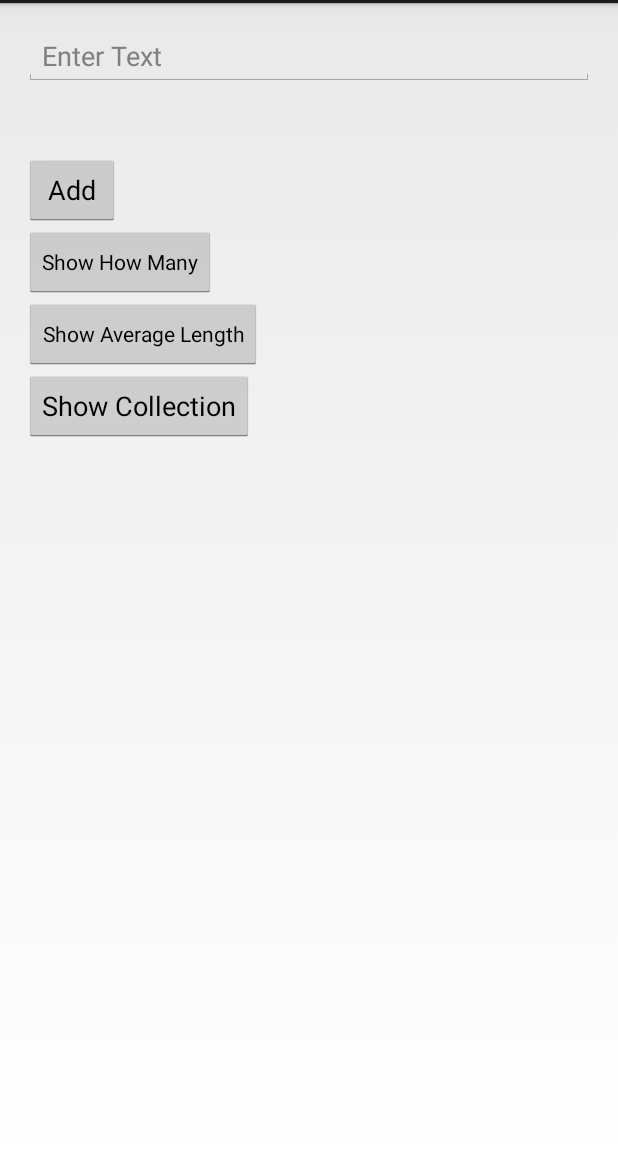
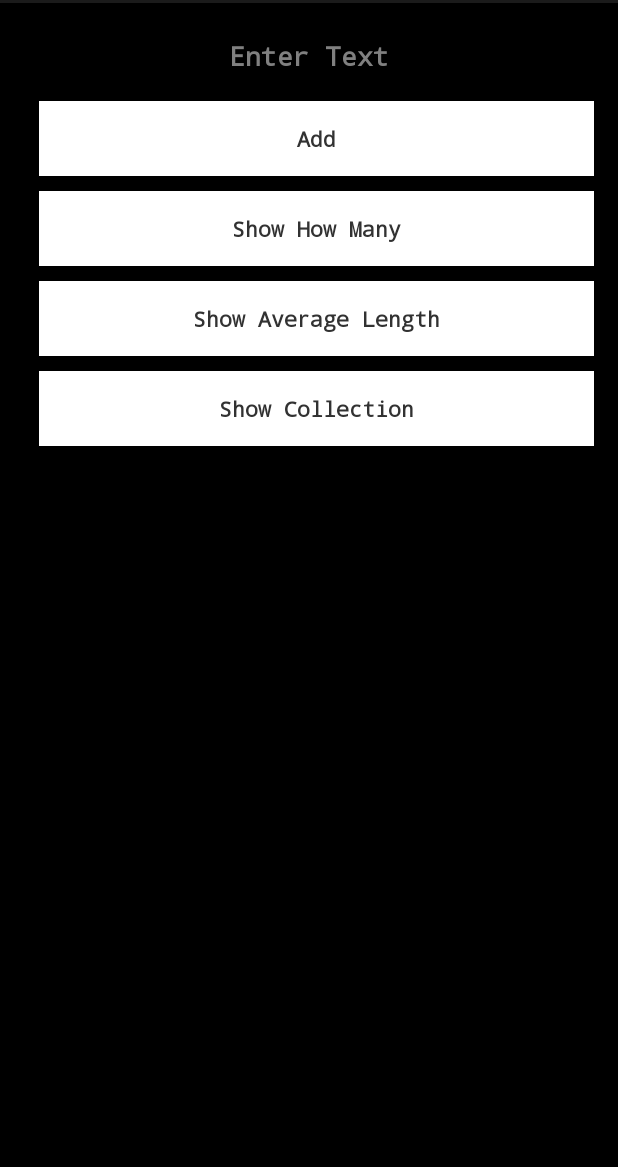
Before and after one commit to b79789/Java-1, an Android app: the screen it shows after launch (MyActivity), on a phone screen of 412 x 824 dp, the part 69-1236 px from its top. Run offline under Robolectric (Android 15) with nearby library versions, the light colour scheme and no system bars.

Commit message:
Added Functional Changes requested
Functional Changes

Make the AlertDialog being used in this app have two buttons “OK” and
“Remove”. If the user clicks OK, simply dismiss the dialog. If the
users clicks “Remove” then remove the shown text from the data
collection.

Make all static (non-user entered) application text support both
English (en_US) and Spanish (es_US). Use Google Translate to obtain
Spanish strings if needed.

Cosmetic Changes

Change the background color of the app to black. Change all text to be
bold.

Change all Button controls to be TextView controls instead. Make their
background White.

```diff
--- a/Java1Project1/app/src/main/java/com/brianstacks/java1project1/MyActivity.java
+++ b/Java1Project1/app/src/main/java/com/brianstacks/java1project1/MyActivity.java
@@ -1,3 +1,7 @@
+/*Brian Stacks
+ 9-9-2014
+ Java-1 Mr.Story
+*/
 package com.brianstacks.java1project1;
 
 import android.app.Activity;
@@ -5,10 +9,12 @@ import android.app.AlertDialog;
 import android.content.DialogInterface;
 import android.content.Intent;
 import android.os.Bundle;
+import android.util.Log;
 import android.view.Menu;
 import android.view.MenuItem;
 import android.view.View;
 import android.widget.EditText;
+import android.widget.TextView;
 import android.widget.Toast;
 import java.util.ArrayList;
 import java.util.HashSet;
@@ -25,7 +31,20 @@ public static final List<String> newList = new ArrayList<String>(new HashSet<Str
     protected void onCreate(Bundle savedInstanceState) {
         super.onCreate(savedInstanceState);
         setContentView(R.layout.activity_my);
+        final TextView txtView = (TextView) findViewById(R.id.myButton);
+        final TextView txtView2 = (TextView) findViewById(R.id.button);
+        final TextView txtView3 = (TextView) findViewById(R.id.ShowButton2);
+        final TextView txtView4 = (TextView) findViewById(R.id.button2);
+        txtView.setBackgroundResource(R.color.white);
+        txtView2.setBackgroundResource(R.color.white);
+        txtView3.setBackgroundResource(R.color.white);
+        txtView4.setBackgroundResource(R.color.white);
+
+
     }
+
+
+
 
 
     // function to get the user input with no duplicates or empty strings
@@ -104,7 +123,20 @@ public static final List<String> newList = new ArrayList<String>(new HashSet<Str
                 .setMessage(newList.toString())
                 .setPositiveButton(android.R.string.yes, new DialogInterface.OnClickListener() {
                     public void onClick(DialogInterface dialog, int which) {
-                        // continue with delete
+
+                    }
+                })
+                .setNegativeButton("Remove Last", new DialogInterface.OnClickListener() {
+                    public void onClick(DialogInterface dialog, int which) {
+                        // what to do when cancel is hit
+                        if (newList.size() == 0) {
+                            //do something here
+                            reload();
+
+                        } else {
+                            newList.remove((newList.size() - 1));
+                        }
+
                     }
                 })
                 .setIcon(android.R.drawable.ic_dialog_alert)
@@ -112,6 +144,9 @@ public static final List<String> newList = new ArrayList<String>(new HashSet<Str
 
 
     }
+
+
+
     @Override
     public boolean onCreateOptionsMenu(Menu menu) {
         // Inflate the menu; this adds items to the action bar if it is present.
--- a/Java1Project1/app/src/main/res/layout/activity_my.xml
+++ b/Java1Project1/app/src/main/res/layout/activity_my.xml
@@ -6,10 +6,14 @@
     android:paddingRight="@dimen/activity_horizontal_margin"
     android:paddingTop="@dimen/activity_vertical_margin"
     android:paddingBottom="@dimen/activity_vertical_margin"
+    android:background="@android:color/black"
+    android:typeface="monospace"
+    android:textStyle="bold"
     tools:context=".MyActivity">
 
     <EditText
         android:inputType="text"
+        android:gravity="center"
         android:hint="@string/editText_hint"
         android:layout_width="wrap_content"
         android:layout_height="wrap_content"
@@ -17,54 +21,78 @@
         android:layout_alignParentRight="true"
         android:layout_alignParentEnd="true"
         android:layout_alignParentLeft="true"
-        android:layout_alignParentStart="true" />
+        android:layout_alignParentStart="true"
+        android:typeface="monospace"
+        android:textStyle="bold"/>
 
-    <Button
-        android:layout_width="wrap_content"
-        android:layout_height="wrap_content"
+    <TextView
+        android:layout_width="match_parent"
+        android:layout_height="50dp"
+        android:gravity="center"
+        android:layout_marginTop="10dp"
+        android:layout_marginLeft="10dp"
+        android:layout_marginStart="10dp"
         android:id="@+id/myButton"
         android:text="@string/Add"
-        android:layout_marginTop="45dp"
         android:onClick="onButtonClick"
+        android:clickable="true"
+        android:typeface="monospace"
+        android:textStyle="bold"
         android:layout_below="@+id/myEditText"
         android:layout_alignParentLeft="true"
-        android:layout_alignParentStart="true" />
+        android:layout_alignParentStart="true"/>
 
-    <Button
-        style="?android:attr/buttonStyleSmall"
-        android:layout_width="wrap_content"
-        android:layout_height="wrap_content"
+    <TextView
+        android:layout_width="match_parent"
+        android:layout_height="50dp"
+        android:gravity="center"
+        android:layout_marginTop="10dp"
+        android:layout_marginLeft="10dp"
+        android:layout_marginStart="10dp"
         android:text="@string/Show"
         android:id="@+id/button"
-        android:layout_toEndOf="@+id/myButton"
-        android:layout_toRightOf="@+id/myButton"
         android:onClick="onButtonClick2"
+        android:clickable="true"
+        android:typeface="monospace"
+        android:textStyle="bold"
+        android:layout_alignParentStart="true"
         android:layout_below="@+id/myButton"
-        android:layout_alignParentLeft="true"
-        android:layout_alignParentStart="true" />
+        android:layout_alignParentLeft="true" />
 
-    <Button
-        style="?android:attr/buttonStyleSmall"
+    <TextView
+        android:layout_width="match_parent"
+        android:layout_height="50dp"
+        android:gravity="center"
+        android:layout_marginTop="10dp"
+        android:layout_marginLeft="10dp"
+        android:layout_marginStart="10dp"
         android:text="@string/Show2"
-        android:layout_width="wrap_content"
-        android:layout_height="wrap_content"
         android:id="@+id/ShowButton2"
         android:onClick="mathFunction"
-        android:layout_toEndOf="@+id/button"
-        android:layout_toRightOf="@+id/button"
+        android:clickable="true"
+        android:typeface="monospace"
+        android:textStyle="bold"
+        android:layout_alignParentStart="true"
         android:layout_below="@+id/button"
-        android:layout_alignParentLeft="true"
-        android:layout_alignParentStart="true" />
+        android:layout_alignParentLeft="true" />
 
-    <Button
-        android:layout_width="wrap_content"
-        android:layout_height="wrap_content"
+    <TextView
+        android:layout_width="match_parent"
+        android:layout_height="50dp"
+        android:gravity="center"
+        android:layout_marginTop="10dp"
+        android:layout_marginLeft="10dp"
+        android:layout_marginStart="10dp"
         android:text="@string/ShowCollection"
         android:id="@+id/button2"
         android:onClick="onButtonClick3"
+        android:clickable="true"
+        android:typeface="monospace"
+        android:textStyle="bold"
+        android:layout_alignParentStart="true"
         android:layout_below="@+id/ShowButton2"
-        android:layout_alignParentLeft="true"
-        android:layout_alignParentStart="true" />
+        android:layout_alignParentLeft="true" />
+
 
 
 </RelativeLayout>
--- /dev/null
+++ b/Java1Project1/app/src/main/res/values/color.xml
@@ -0,0 +1,5 @@
+<?xml version="1.0" encoding="utf-8"?>
+<resources>
+    <color name="white">#ffffffff</color>
+    <color name="black">#ff000000</color>
+</resources>
--- a/Java1Project1/app/src/main/res/values/strings.xml
+++ b/Java1Project1/app/src/main/res/values/strings.xml
@@ -12,5 +12,6 @@
     <string name="NumEntry">Number of Entries:</string>
     <string name="Show2">Show Average Length</string>
     <string name="ShowCollection">Show Collection</string>
+    <string name="Remove">Remove Last</string>
 
 </resources>
```
Also changed, not shown: 2 other files.
